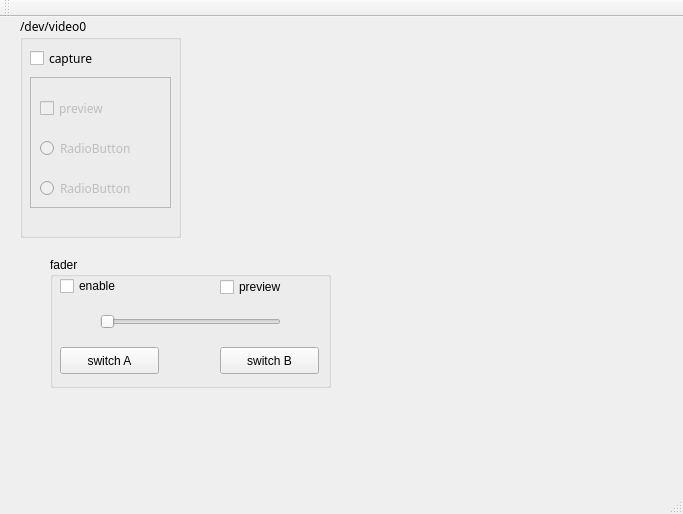
This is mainwindow.ui in danielkucera/Mixer-gui as Qt 5 draws it before an edit. The edited form follows.
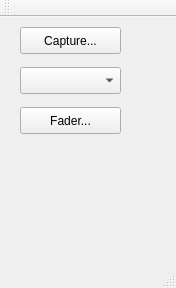
This is the edited form.

Commit message: idem zmenit capture, inak vsetko ok

What changed in the file:
```diff
--- a/mainwindow.ui
+++ b/mainwindow.ui
@@ -6,204 +6,49 @@
    <rect>
     <x>0</x>
     <y>0</y>
-    <width>683</width>
-    <height>514</height>
+    <width>176</width>
+    <height>288</height>
    </rect>
   </property>
   <property name="windowTitle">
    <string>MainWindow</string>
   </property>
   <widget class="QWidget" name="centralWidget">
-   <widget class="QGroupBox" name="video0">
+   <widget class="QPushButton" name="captureButton">
     <property name="geometry">
      <rect>
       <x>20</x>
-      <y>0</y>
-      <width>161</width>
-      <height>221</height>
+      <y>10</y>
+      <width>101</width>
+      <height>27</height>
      </rect>
     </property>
-    <property name="font">
-     <font>
-      <family>Sans Serif</family>
-      <weight>50</weight>
-      <italic>false</italic>
-      <bold>false</bold>
-     </font>
+    <property name="text">
+     <string>Capture...</string>
     </property>
-    <property name="title">
-     <string>/dev/video0</string>
-    </property>
-    <widget class="QCheckBox" name="enableInput0">
-     <property name="geometry">
-      <rect>
-       <x>10</x>
-       <y>30</y>
-       <width>98</width>
-       <height>22</height>
-      </rect>
-     </property>
-     <property name="text">
-      <string>capture</string>
-     </property>
-    </widget>
-    <widget class="QFrame" name="ctrlFrame0">
-     <property name="enabled">
-      <bool>false</bool>
-     </property>
-     <property name="geometry">
-      <rect>
-       <x>10</x>
-       <y>60</y>
-       <width>141</width>
-       <height>131</height>
-      </rect>
-     </property>
-     <property name="frameShape">
-      <enum>QFrame::StyledPanel</enum>
-     </property>
-     <property name="frameShadow">
-      <enum>QFrame::Raised</enum>
-     </property>
-     <widget class="QRadioButton" name="switchB0">
-      <property name="geometry">
-       <rect>
-        <x>10</x>
-        <y>100</y>
-        <width>117</width>
-        <height>22</height>
-       </rect>
-      </property>
-      <property name="text">
-       <string>RadioButton</string>
-      </property>
-      <attribute name="buttonGroup">
-       <string notr="true">buttonGroup_2</string>
-      </attribute>
-     </widget>
-     <widget class="QRadioButton" name="switchA0">
-      <property name="geometry">
-       <rect>
-        <x>10</x>
-        <y>60</y>
-        <width>117</width>
-        <height>22</height>
-       </rect>
-      </property>
-      <property name="text">
-       <string>RadioButton</string>
-      </property>
-      <attribute name="buttonGroup">
-       <string notr="true">buttonGroup</string>
-      </attribute>
-     </widget>
-     <widget class="QCheckBox" name="preview0">
-      <property name="geometry">
-       <rect>
-        <x>10</x>
-        <y>20</y>
-        <width>98</width>
-        <height>22</height>
-       </rect>
-      </property>
-      <property name="text">
-       <string>preview</string>
-      </property>
-      <property name="checkable">
-       <bool>true</bool>
-      </property>
-     </widget>
-    </widget>
    </widget>
-   <widget class="QGroupBox" name="faderBox">
-    <property name="enabled">
-     <bool>true</bool>
+   <widget class="QComboBox" name="choosePreview">
+    <property name="geometry">
+     <rect>
+      <x>20</x>
+      <y>50</y>
+      <width>101</width>
+      <height>27</height>
+     </rect>
     </property>
+   </widget>
+   <widget class="QPushButton" name="faderButton">
     <property name="geometry">
      <rect>
-      <x>50</x>
-      <y>240</y>
-      <width>281</width>
-      <height>131</height>
+      <x>20</x>
+      <y>90</y>
+      <width>101</width>
+      <height>27</height>
      </rect>
     </property>
-    <property name="title">
-     <string>fader</string>
+    <property name="text">
+     <string>Fader...</string>
     </property>
-    <widget class="QSlider" name="horizontalSlider">
-     <property name="geometry">
-      <rect>
-       <x>50</x>
-       <y>50</y>
-       <width>181</width>
-       <height>29</height>
-      </rect>
-     </property>
-     <property name="maximum">
-      <number>100</number>
-     </property>
-     <property name="pageStep">
-      <number>10</number>
-     </property>
-     <property name="value">
-      <number>0</number>
-     </property>
-     <property name="orientation">
-      <enum>Qt::Horizontal</enum>
-     </property>
-    </widget>
-    <widget class="QPushButton" name="pushButton_2">
-     <property name="geometry">
-      <rect>
-       <x>10</x>
-       <y>90</y>
-       <width>99</width>
-       <height>27</height>
-      </rect>
-     </property>
-     <property name="text">
-      <string>switch A</string>
-     </property>
-    </widget>
-    <widget class="QPushButton" name="pushButton_3">
-     <property name="geometry">
-      <rect>
-       <x>170</x>
-       <y>90</y>
-       <width>99</width>
-       <height>27</height>
-      </rect>
-     </property>
-     <property name="text">
-      <string>switch B</string>
-     </property>
-    </widget>
-    <widget class="QCheckBox" name="checkBox_4">
-     <property name="geometry">
-      <rect>
-       <x>10</x>
-       <y>20</y>
-       <width>59</width>
-       <height>18</height>
-      </rect>
-     </property>
-     <property name="text">
-      <string>enable</string>
-     </property>
-    </widget>
-    <widget class="QCheckBox" name="checkBox_5">
-     <property name="geometry">
-      <rect>
-       <x>170</x>
-       <y>20</y>
-       <width>65</width>
-       <height>20</height>
-      </rect>
-     </property>
-     <property name="text">
-      <string>preview</string>
-     </property>
-    </widget>
    </widget>
   </widget>
   <widget class="QMenuBar" name="menuBar">
```
Left out of the diff: 10 changed lines with no effect on the pictures. The commit also changes 14 other files.
